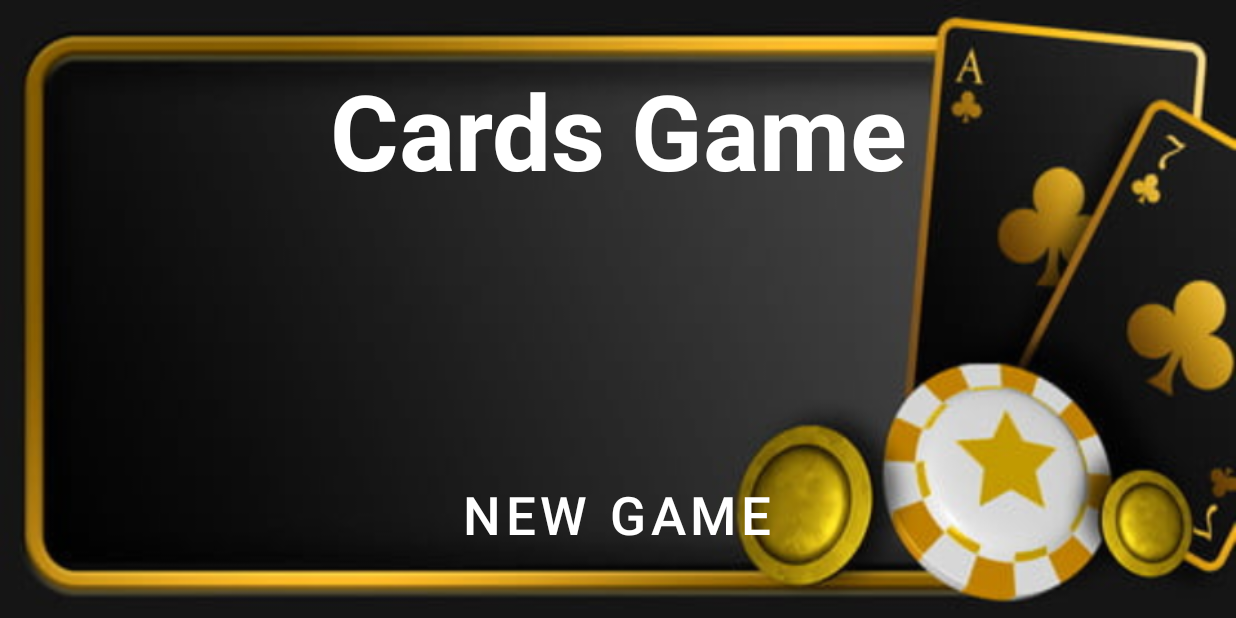
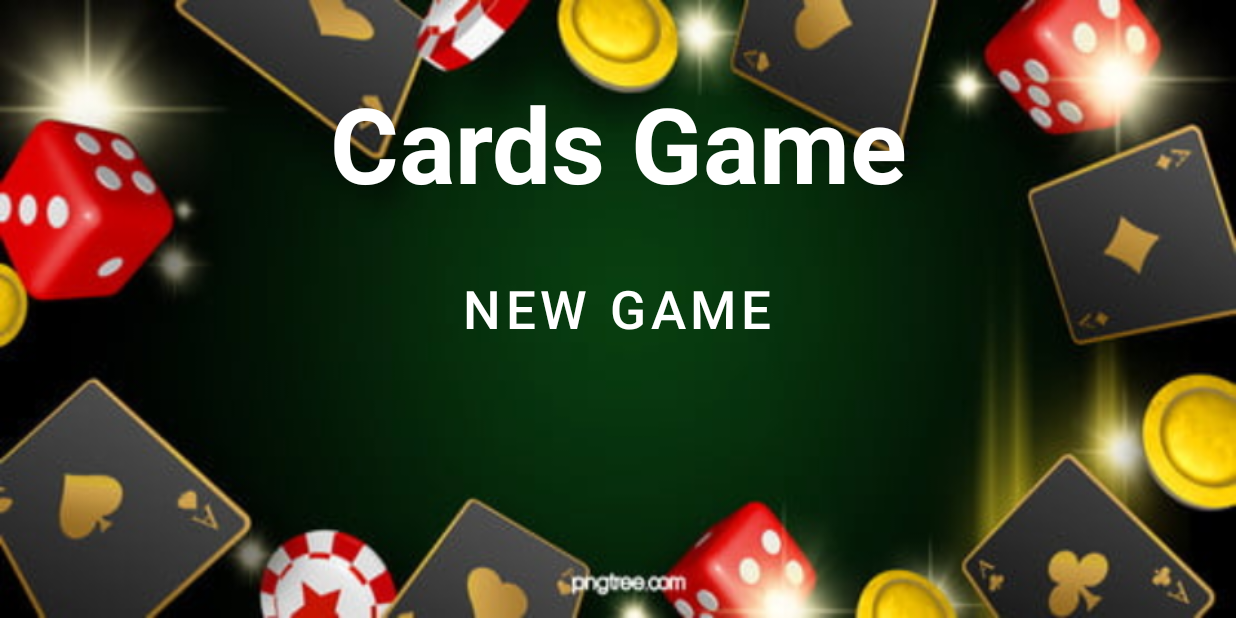
Before and after one commit to eladshoham1/HW1, an Android app: the screen it shows after launch (MainActivity), on a phone screen of 824 x 412 dp (held sideways). Run offline under Robolectric (Android 15) with nearby library versions, the phone set to English and light mode, and no system bars.

Commit message:
HW1 ready

```diff
--- a/app/src/main/res/layout/activity_main.xml
+++ b/app/src/main/res/layout/activity_main.xml
@@ -12,7 +12,8 @@
         android:layout_width="wrap_content"
         android:layout_height="wrap_content"
         android:layout_centerHorizontal="true"
-        android:layout_marginTop="40dp"
+        android:layout_above="@+id/main_BTN_newGame"
+        android:layout_marginBottom="30dp"
         android:text="Cards Game"
         android:textAlignment="center"
         android:textSize="70sp"
@@ -24,8 +25,7 @@
         android:layout_width="wrap_content"
         android:layout_height="wrap_content"
         android:layout_centerHorizontal="true"
-        android:layout_alignParentBottom="true"
-        android:layout_marginBottom="35dp"
+        android:layout_centerInParent="true"
         android:background="@android:color/transparent"
         android:text="New Game"
         android:textSize="35sp" />
```
Also changed, not shown: app/src/main/java/com/example/homework/activites/GameActivity.java (+29 -0 lines), app/src/main/res/drawable-v24/main_background.jpg, app/src/main/res/drawable/main_background.jpg (deleted), app/src/main/res/player_ronaldo.png (deleted).
